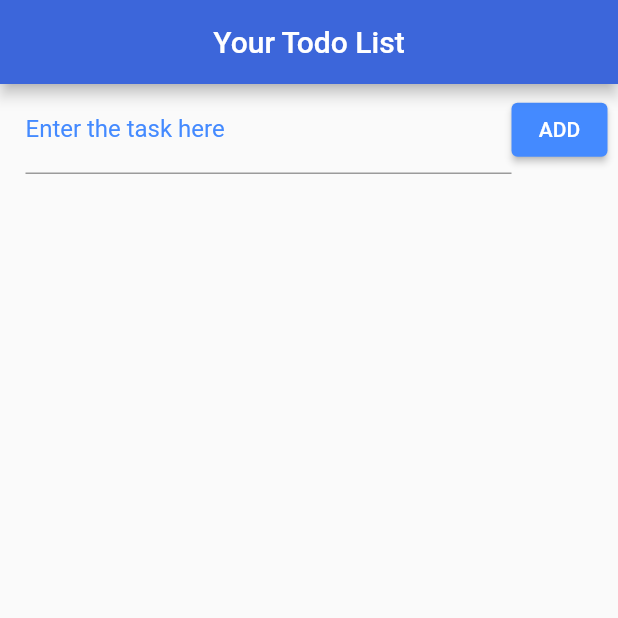
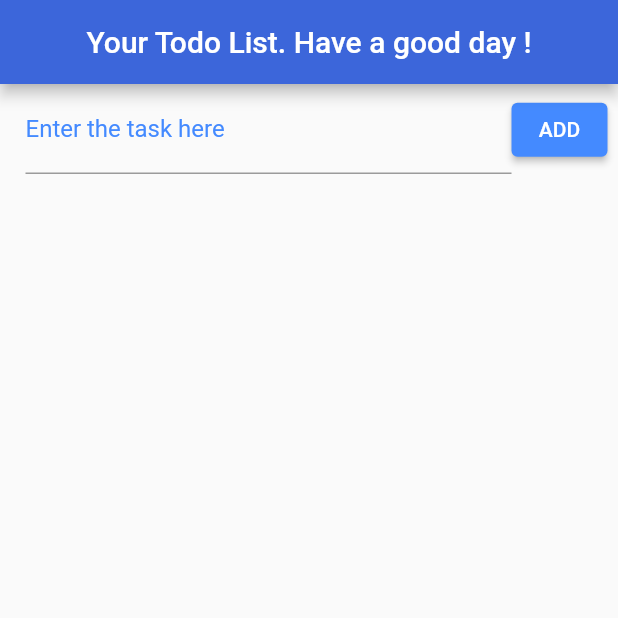
Before and after one commit to 2022mt93674/todoapp, a Flutter app: the screen it shows after launch, on a phone screen of 412 x 824 dp, the top half of it. Run offline on Flutter 3.47's test engine with Material 2 defaults, Android fonts, the phone set to English and light mode, and no system bars; our stand-ins replace parse_server_sdk; network calls fail.

Commit message:
Title change

```diff
--- a/lib/main.dart
+++ b/lib/main.dart
@@ -43,7 +43,7 @@ class _HomeState extends State<Home> {
   Widget build(BuildContext context) {
     return Scaffold(
       appBar: AppBar(
-        title: Text("Your Todo List"),
+        title: Text("Your Todo List. Have a good day !"),
         backgroundColor: Color.fromARGB(255, 60, 102, 218),
         centerTitle: true,
       ),
```
